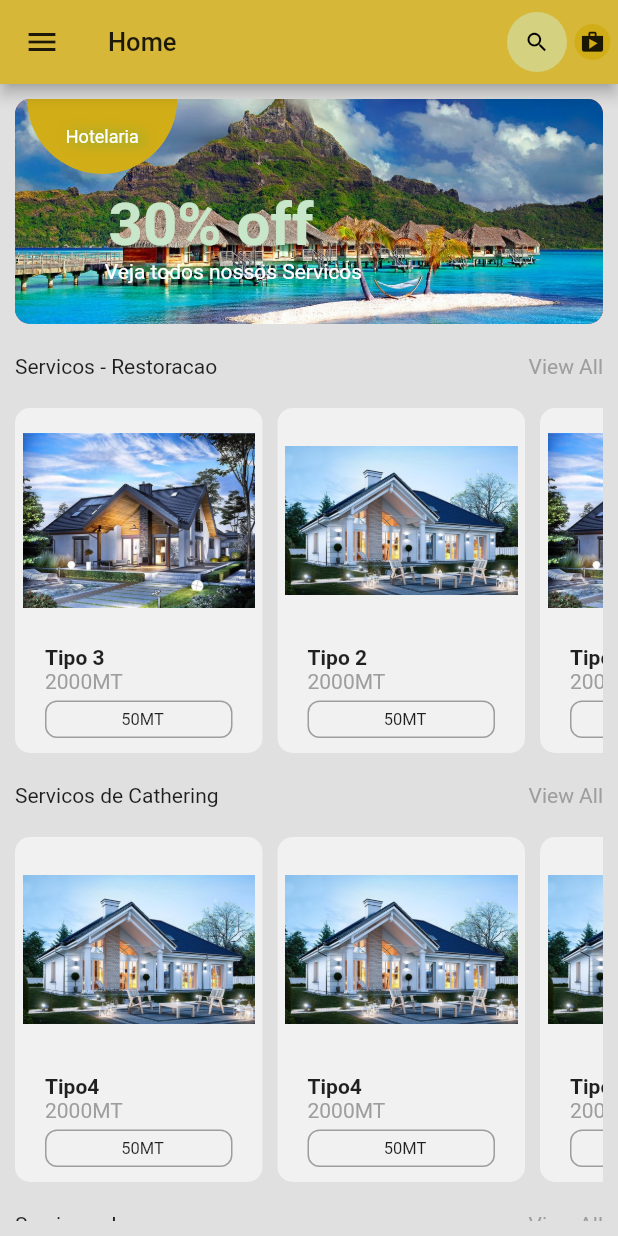
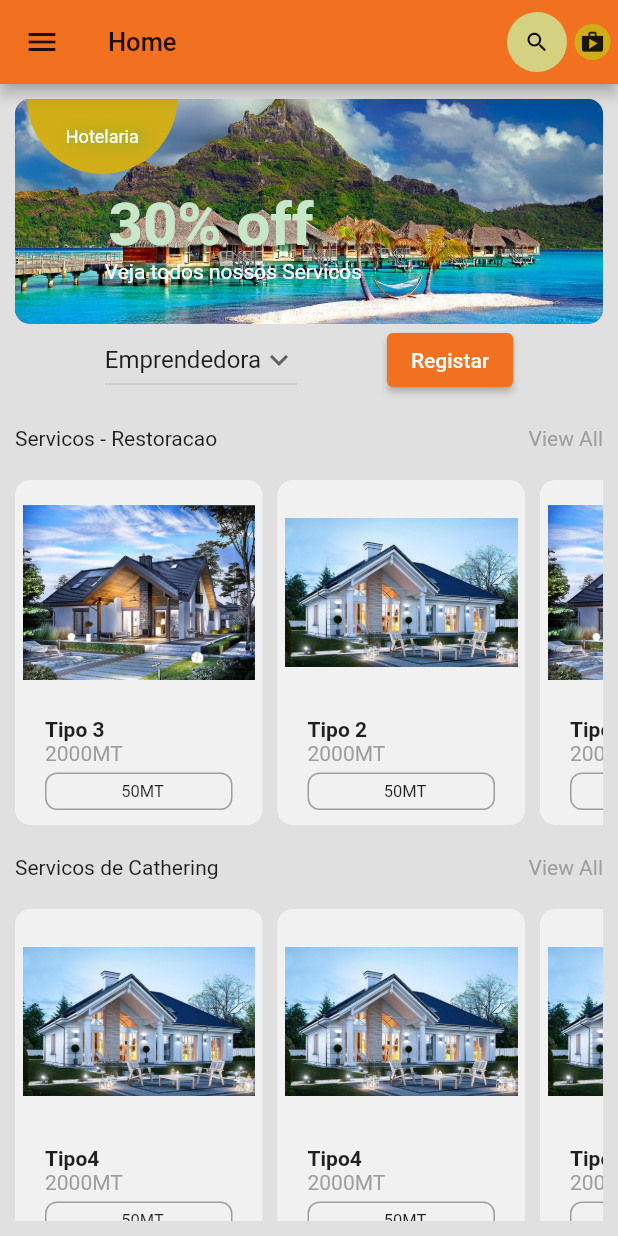
Before and after one commit to IgorMaposse/business_in_touch, a Flutter app: the HomeScreen screen opened directly, on a phone screen of 412 x 824 dp. Run offline on Flutter 3.47's test engine with Material 2 defaults, Android fonts, the phone set to English and light mode, and no system bars; our stand-ins replace flutter_image_slideshow, flutter_signin_button; missing offline and left inert: mysql1.

Commit message:
actualizacao da tela de empreededoras

```diff
--- a/lib/home_screen.dart
+++ b/lib/home_screen.dart
@@ -1,18 +1,73 @@
 import 'package:flutter/material.dart';
 import 'package:flutter_firebase/config/color.dart';
+import 'package:flutter_firebase/screen/booking.dart';
+import 'package:flutter_firebase/screen/emprendora_formulario.dart';
 import 'package:flutter_firebase/screen/home_screen/drawer_side.dart';
 import 'package:flutter_firebase/screen/home_screen/singal_product.dart';
 import 'package:flutter_firebase/screen/product_over_view/product_overview.dart';
 
-class HomeScreen extends StatelessWidget {
+class HomeScreen extends StatefulWidget {
   const HomeScreen({Key? key}) : super(key: key);
 
+  @override
+  State<HomeScreen> createState() => _HomeScreenState();
+}
+
+class _HomeScreenState extends State<HomeScreen> {
+  // Initial Selected Value
+  String dropdownvalue = 'Emprendedora';
   // Metodo1
-
+  var items = [
+    'Emprendedora',
+    'Provedor',
+    'Cliente',
+  ];
   Widget _buildHerbsProduct(context) {
     return Column(
       crossAxisAlignment: CrossAxisAlignment.start,
       children: [
+        Row(
+          mainAxisAlignment: MainAxisAlignment.spaceEvenly,
+          children: [
+            DropdownButton(
+              // Initial Value
+              value: dropdownvalue,
+
+              // Down Arrow Icon
+              icon: const Icon(Icons.keyboard_arrow_down),
+
+              // Array list of items
+              items: items.map((String items) {
+                return DropdownMenuItem(
+                  value: items,
+                  child: Text(items),
+                );
+              }).toList(),
+              // After selecting the desired option,it will
+              // change button value to selected value
+              onChanged: (String? newValue) {
+                setState(() {
+                  dropdownvalue = newValue!;
+                });
+              },
+            ),
+            Container(
+              child: ElevatedButton(
+                  style: ButtonStyle(
+                    backgroundColor: MaterialStateProperty.all(
+                      Color(0xFFF27121),
+                    ),
+                  ),
+                  onPressed: () {
+                    Navigator.push(
+                        context,
+                        MaterialPageRoute(
+                            builder: (context) => EmprenderaFormulario()));
+                  },
+                  child: Text('Registar')),
+            ),
+          ],
+        ),
         Padding(
           padding: const EdgeInsets.symmetric(vertical: 20),
           child: Row(
@@ -69,7 +124,6 @@
   }
 
   //<<<<<<>>>>>>>>>>>>>>  Metodo Feshproducts <<<<<>>>>>>>>>>.>>>>>>
-
   Widget _buildFreshProduct() {
     return Column(
       crossAxisAlignment: CrossAxisAlignment.start,
@@ -111,7 +165,6 @@
   }
 
 //<<<<<<>>>>>>>>>>>>>>  Metodo para Feshproducts <<<<<>>>>>>>>>>.>>>>>>
-
   Widget _buildRootProducts(context) {
     return Column(
       crossAxisAlignment: CrossAxisAlignment.start,
@@ -211,7 +264,7 @@
                                 child: Icon(
                                   Icons.arrow_drop_down,
                                   size: 20,
-                                  color: Colors.yellow,
+                                  color: Color(0xFFF27121),
                                 ),
                               ),
                             ],
@@ -266,9 +319,7 @@
             ),
           ),
         ],
-        backgroundColor: const Color(
-          0xffd6b738,
-        ),
+        backgroundColor: const Color(0xFFF27121),
       ),
       body: Padding(
         padding: const EdgeInsets.symmetric(vertical: 10, horizontal: 10),
--- a/lib/main.dart
+++ b/lib/main.dart
@@ -1,8 +1,4 @@
 import 'package:flutter/material.dart';
-import 'package:flutter/cupertino.dart';
-import 'package:flutter_firebase/app_widget.dart';
-import 'package:flutter_firebase/config/color.dart';
-import 'package:flutter_firebase/home_screen.dart';
 import 'package:flutter_firebase/screen/home_screen/sign_in.dart';
 import 'package:flutter_firebase/screen/login_screen.dart';
 
--- /dev/null
+++ b/lib/models/Categoria.dart
@@ -0,0 +1 @@
+class Categoria {}
--- a/lib/models/emprendedoras.dart
+++ b/lib/models/emprendedoras.dart
@@ -3,8 +3,8 @@
   String nome;
   String location;
   String endereco;
-  String dataNas;
+
   String dataInicioActividade;
-  Emprendedora(this.dataNas, this.endereco, this.id, this.location, this.nome,
+  Emprendedora(this.endereco, this.id, this.location, this.nome,
       this.dataInicioActividade);
 }
--- /dev/null
+++ b/lib/models/servicos.dart
@@ -0,0 +1,14 @@
+import 'package:flutter/foundation.dart';
+import 'package:flutter_firebase/models/Categoria.dart';
+
+class Servicos {
+  int id;
+  Categoria categoria;
+  String descrisao;
+  String created_at;
+  String updated_at;
+  String deleted_at;
+
+  Servicos(this.id, this.categoria, this.descrisao, this.created_at,
+      this.updated_at, this.deleted_at);
+}
```
Also changed, not shown: lib/screen/emprendora_formulario.dart (added, +186 -0 lines), lib/models/reserva.dart (deleted).
